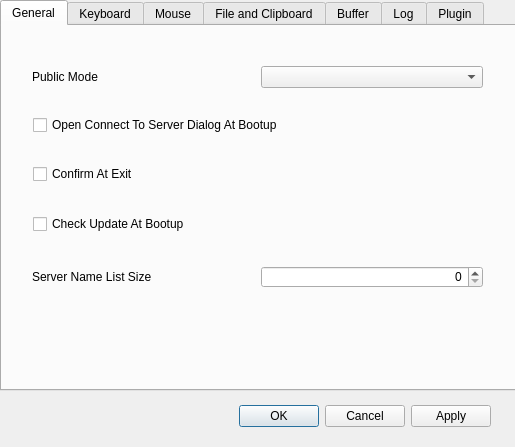
funfun-dc5/qtbrynhildr, file src/GUI/preference_dialog.ui: the form before one commit.
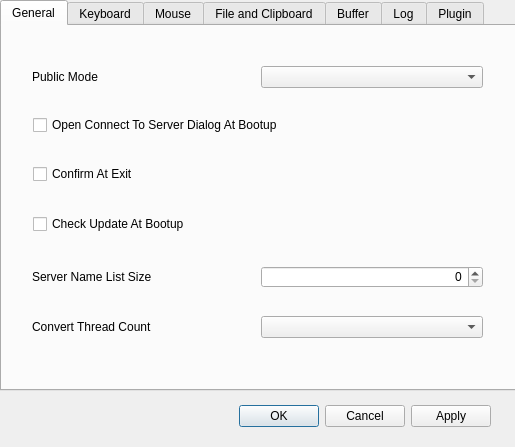
The form after the commit.

Commit message: added convertThreadCount to preference dialog

Diff of the .ui file:
```diff
--- a/src/GUI/preference_dialog.ui
+++ b/src/GUI/preference_dialog.ui
@@ -136,6 +136,28 @@
       </item>
      </layout>
     </widget>
+    <widget class="QWidget" name="">
+     <property name="geometry">
+      <rect>
+       <x>30</x>
+       <y>290</y>
+       <width>451</width>
+       <height>22</height>
+      </rect>
+     </property>
+     <layout class="QHBoxLayout" name="horizontalLayout_3">
+      <item>
+       <widget class="QLabel" name="label_convertThreadCount">
+        <property name="text">
+         <string>Convert Thread Count</string>
+        </property>
+       </widget>
+      </item>
+      <item>
+       <widget class="QComboBox" name="comboBox_convertThreadCount"/>
+      </item>
+     </layout>
+    </widget>
    </widget>
    <widget class="QWidget" name="tab_keyboard">
     <attribute name="title">
```
The commit also changes 4 other files.
